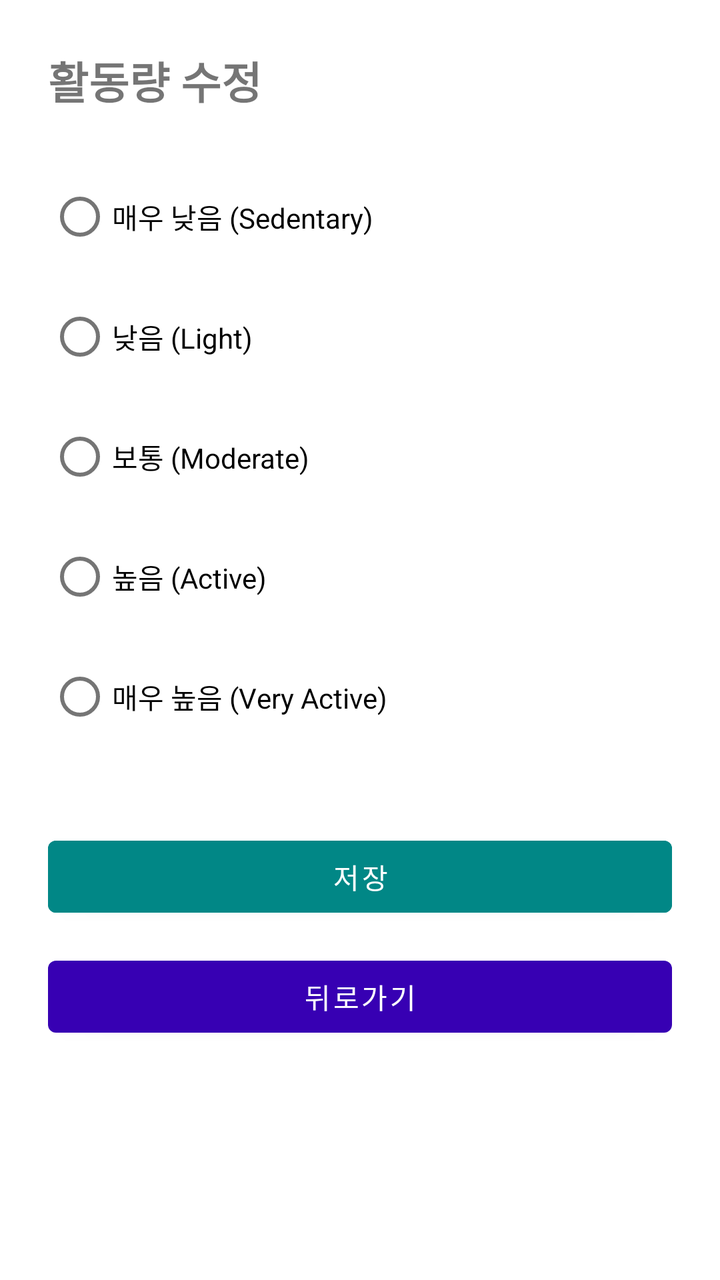
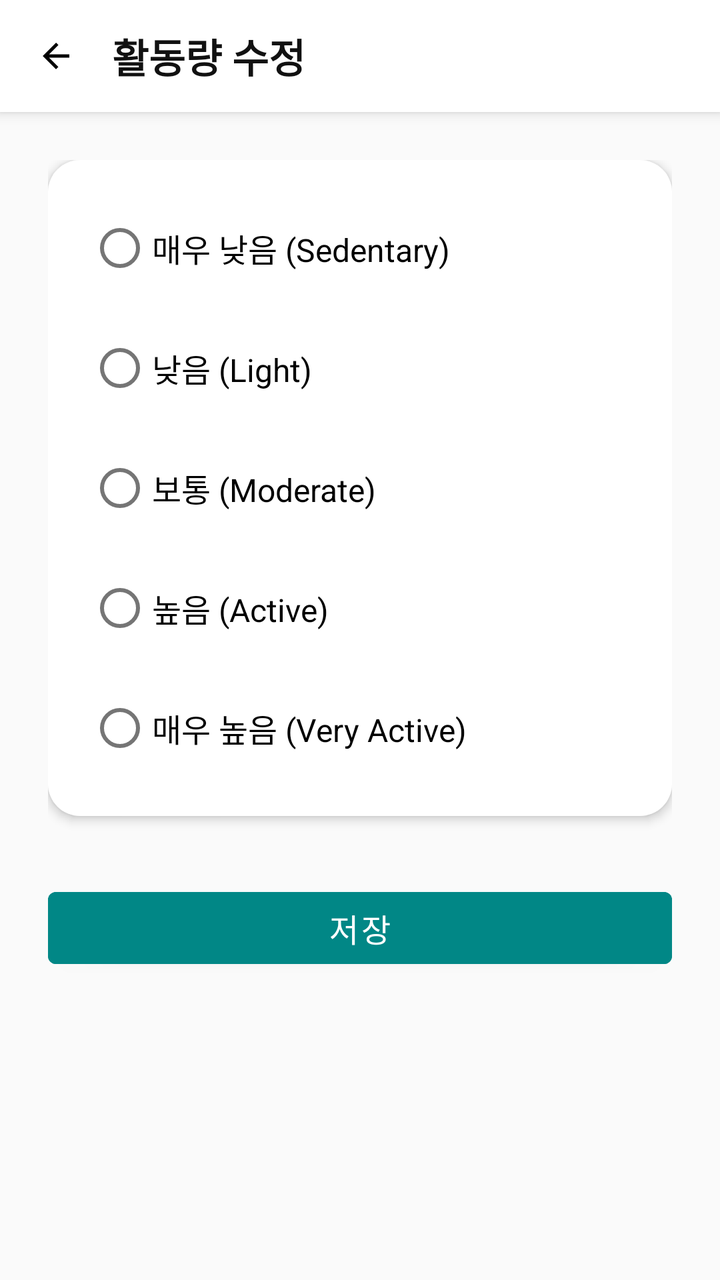

The first picture is an Android layout as it rendered before a commit; the second is the same layout after the commit. The layout source and the unified diff follow.
<!-- AndroidManifest.xml: application theme Theme.GJGN -->
<!-- res/layout/activity_edit_activity_level.xml -->
<?xml version="1.0" encoding="utf-8"?>
<LinearLayout xmlns:android="http://schemas.android.com/apk/res/android"
    android:orientation="vertical"
    android:padding="24dp"
    android:layout_width="match_parent"
    android:layout_height="match_parent">

    <TextView
        android:id="@+id/tvTitle"
        android:text="활동량 수정"
        android:textSize="22sp"
        android:textStyle="bold"
        android:layout_marginBottom="28dp"
        android:layout_width="wrap_content"
        android:layout_height="wrap_content"/>

    
    <RadioGroup
        android:id="@+id/radioGroupActivity"
        android:layout_width="match_parent"
        android:layout_height="wrap_content">

        <RadioButton
            android:id="@+id/rbVeryLow"
            android:text="매우 낮음 (Sedentary)"
            android:layout_marginBottom="12dp"
             android:layout_height="48dp"
             android:layout_width="200dp"/>

        <RadioButton
            android:id="@+id/rbLow"
            android:text="낮음 (Light)"
            android:layout_marginBottom="12dp"
            android:layout_height="48dp"
            android:layout_width="200dp"/>

        <RadioButton
            android:id="@+id/rbMedium"
            android:text="보통 (Moderate)"
            android:layout_marginBottom="12dp"
            android:layout_height="48dp"
            android:layout_width="200dp"/>

        <RadioButton
            android:id="@+id/rbHigh"
            android:text="높음 (Active)"
            android:layout_marginBottom="12dp"
            android:layout_height="48dp"
            android:layout_width="200dp"/>

        <RadioButton
            android:id="@+id/rbVeryHigh"
            android:text="매우 높음 (Very Active)"
            android:layout_marginBottom="12dp"
            android:layout_height="48dp"
            android:layout_width="200dp"/>
    </RadioGroup>

    
    <com.google.android.material.button.MaterialButton
        android:id="@+id/btnSave"
        android:text="저장"
        android:backgroundTint="@color/teal_700"
        android:textColor="@android:color/white"
        android:layout_marginTop="30dp"
        android:layout_width="match_parent"
        android:layout_height="wrap_content" />

    
    <com.google.android.material.button.MaterialButton
        android:id="@+id/btnBack"
        android:text="뒤로가기"
        android:layout_marginTop="12dp"
        android:layout_width="match_parent"
        android:layout_height="wrap_content"/>
</LinearLayout>
<!-- resources referenced by this layout -->
<resources>
  <color name="teal_700">#FF018786</color>
  <style name="Theme.GJGN" parent="Theme.MaterialComponents.DayNight.NoActionBar">
          
          <item name="colorPrimary">@color/purple_700</item>
          <item name="colorPrimaryVariant">@color/purple_700</item>
          <item name="colorOnPrimary">@android:color/white</item>
          <item name="colorSecondary">@color/teal_700</item>
          <item name="android:windowMinWidthMajor">320dp</item>
          <item name="android:windowMinWidthMinor">320dp</item>
      </style>
  <color name="purple_700">#FF3700B3</color>
</resources>

<!-- the commit's change to res/layout/activity_edit_activity_level.xml (unified diff, before → after) -->
@@ -1,76 +1,124 @@
 <?xml version="1.0" encoding="utf-8"?>
 <LinearLayout xmlns:android="http://schemas.android.com/apk/res/android"
+    android:layout_width="match_parent"
+    android:layout_height="match_parent"
     android:orientation="vertical"
-    android:padding="24dp"
-    android:layout_width="match_parent"
-    android:layout_height="match_parent">
-
-    <TextView
-        android:id="@+id/tvTitle"
-        android:text="활동량 수정"
-        android:textSize="22sp"
-        android:textStyle="bold"
-        android:layout_marginBottom="28dp"
-        android:layout_width="wrap_content"
-        android:layout_height="wrap_content"/>
+    android:background="#FAFAFA">
 
     
-    <RadioGroup
-        android:id="@+id/radioGroupActivity"
+    <LinearLayout
         android:layout_width="match_parent"
-        android:layout_height="wrap_content">
+        android:layout_height="56dp"
+        android:orientation="horizontal"
+        android:gravity="center_vertical"
+        android:paddingStart="12dp"
+        android:paddingEnd="12dp"
+        android:background="@android:color/white"
+        android:elevation="4dp">
 
-        <RadioButton
-            android:id="@+id/rbVeryLow"
-            android:text="매우 낮음 (Sedentary)"
-            android:layout_marginBottom="12dp"
-             android:layout_height="48dp"
-             android:layout_width="200dp"/>
+        
+        <ImageView
+            android:id="@+id/btnBack"
+            android:layout_width="32dp"
+            android:layout_height="32dp"
+            android:padding="6dp"
+            android:src="@drawable/ic_arrow_back"
+            android:background="?attr/selectableItemBackgroundBorderless" />
 
-        <RadioButton
-            android:id="@+id/rbLow"
-            android:text="낮음 (Light)"
-            android:layout_marginBottom="12dp"
-            android:layout_height="48dp"
-            android:layout_width="200dp"/>
+        
+        <TextView
+            android:id="@+id/tvTitle"
+            android:layout_width="wrap_content"
+            android:layout_height="wrap_content"
+            android:text="활동량 수정"
+            android:textSize="20sp"
+            android:textColor="#111111"
+            android:textStyle="bold"
+            android:layout_marginStart="12dp" />
 
-        <RadioButton
-            android:id="@+id/rbMedium"
-            android:text="보통 (Moderate)"
-            android:layout_marginBottom="12dp"
-            android:layout_height="48dp"
-            android:layout_width="200dp"/>
+    </LinearLayout>
 
-        <RadioButton
-            android:id="@+id/rbHigh"
-            android:text="높음 (Active)"
-            android:layout_marginBottom="12dp"
-            android:layout_height="48dp"
-            android:layout_width="200dp"/>
-
-        <RadioButton
-            android:id="@+id/rbVeryHigh"
-            android:text="매우 높음 (Very Active)"
-            android:layout_marginBottom="12dp"
-            android:layout_height="48dp"
-            android:layout_width="200dp"/>
-    </RadioGroup>
 
     
-    <com.google.android.material.button.MaterialButton
-        android:id="@+id/btnSave"
-        android:text="저장"
-        android:backgroundTint="@color/teal_700"
-        android:textColor="@android:color/white"
-        android:layout_marginTop="30dp"
+    <ScrollView
         android:layout_width="match_parent"
-        android:layout_height="wrap_content" />
+        android:layout_height="match_parent">
 
-    
-    <com.google.android.material.button.MaterialButton
-        android:id="@+id/btnBack"
-        android:text="뒤로가기"
-        android:layout_marginTop="12dp"
-        android:layout_width="match_parent"
-        android:layout_height="wrap_content"/>
+        <LinearLayout
+            android:orientation="vertical"
+            android:padding="24dp"
+            android:layout_width="match_parent"
+            android:layout_height="wrap_content">
+
+            
+            <LinearLayout
+                android:layout_width="match_parent"
+                android:layout_height="wrap_content"
+                android:padding="20dp"
+                android:background="@drawable/bg_card"
+                android:elevation="3dp"
+                android:orientation="vertical">
+
+                <RadioGroup
+                    android:id="@+id/radioGroupActivity"
+                    android:layout_width="match_parent"
+                    android:layout_height="wrap_content">
+
+                    <RadioButton
+                        android:id="@+id/rbVeryLow"
+                        android:text="매우 낮음 (Sedentary)"
+                        android:textSize="16sp"
+                        android:layout_marginBottom="12dp"
+                        android:layout_width="match_parent"
+                        android:layout_height="wrap_content" />
+
+                    <RadioButton
+                        android:id="@+id/rbLow"
+                        android:text="낮음 (Light)"
+                        android:textSize="16sp"
+                        android:layout_marginBottom="12dp"
+                        android:layout_width="match_parent"
+                        android:layout_height="wrap_content" />
+
+                    <RadioButton
+                        android:id="@+id/rbMedium"
+                        android:text="보통 (Moderate)"
+                        android:textSize="16sp"
+                        android:layout_marginBottom="12dp"
+                        android:layout_width="match_parent"
+                        android:layout_height="wrap_content" />
+
+                    <RadioButton
+                        android:id="@+id/rbHigh"
+                        android:text="높음 (Active)"
+                        android:textSize="16sp"
+                        android:layout_marginBottom="12dp"
+                        android:layout_width="match_parent"
+                        android:layout_height="wrap_content" />
+
+                    <RadioButton
+                        android:id="@+id/rbVeryHigh"
+                        android:text="매우 높음 (Very Active)"
+                        android:textSize="16sp"
+                        android:layout_width="match_parent"
+                        android:layout_height="wrap_content" />
+                </RadioGroup>
+
+            </LinearLayout>
+
+            
+            <com.google.android.material.button.MaterialButton
+                android:id="@+id/btnSave"
+                android:text="저장"
+                android:backgroundTint="@color/teal_700"
+                android:textColor="@android:color/white"
+                android:layout_marginTop="32dp"
+                android:layout_width="match_parent"
+                android:layout_height="48dp"
+                android:textSize="16sp"
+                android:cornerRadius="12dp" />
+
+        </LinearLayout>
+    </ScrollView>
+
 </LinearLayout>
<!-- resource entries referenced after the edit -->
@@ -1,6 +1,22 @@
 <!-- resources referenced by this layout -->
 <resources>
   <color name="teal_700">#FF018786</color>
+  <!-- drawable bg_card (drawable) -->
+  <shape xmlns:android="http://schemas.android.com/apk/res/android">
+      <solid android:color="@android:color/white"/>
+      <corners android:radius="16dp"/>
+  </shape>
+  <!-- drawable ic_arrow_back (drawable) -->
+  <vector xmlns:android="http://schemas.android.com/apk/res/android"
+      android:width="24dp"
+      android:height="24dp"
+      android:viewportWidth="24"
+      android:viewportHeight="24">
+  
+      <path
+          android:fillColor="#000000"
+          android:pathData="M20,11H7.83l5.59,-5.59L12,4l-8,8 8,8 1.41,-1.41L7.83,13H20v-2z"/>
+  </vector>
   <style name="Theme.GJGN" parent="Theme.MaterialComponents.DayNight.NoActionBar">
           
           <item name="colorPrimary">@color/purple_700</item>
